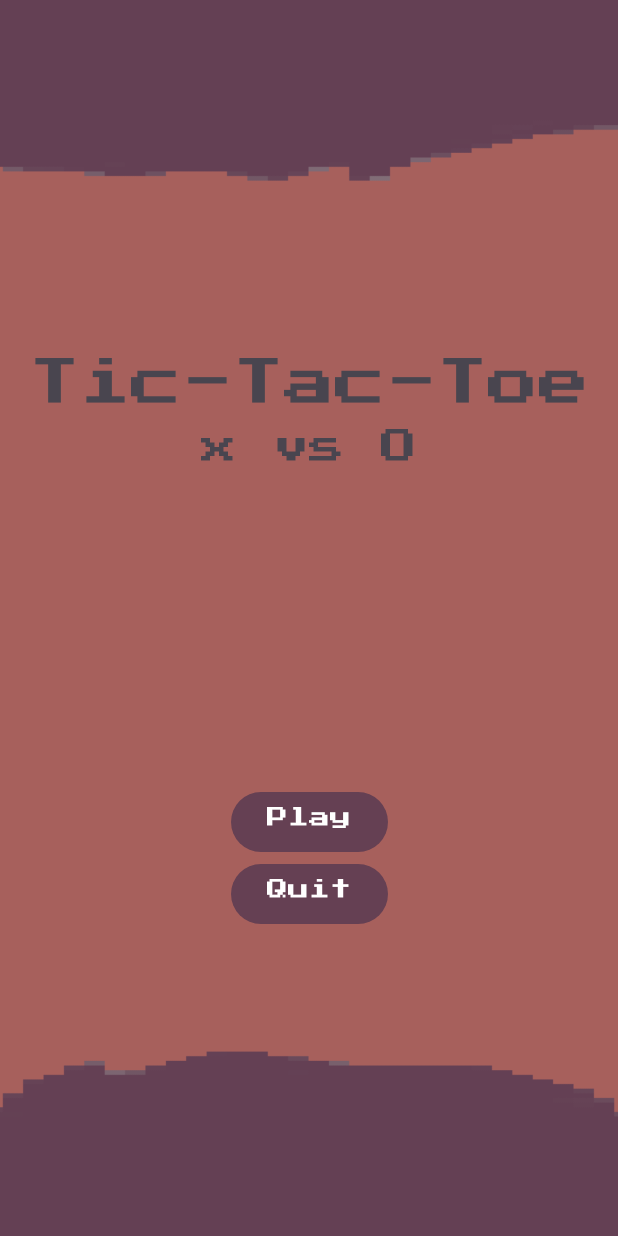
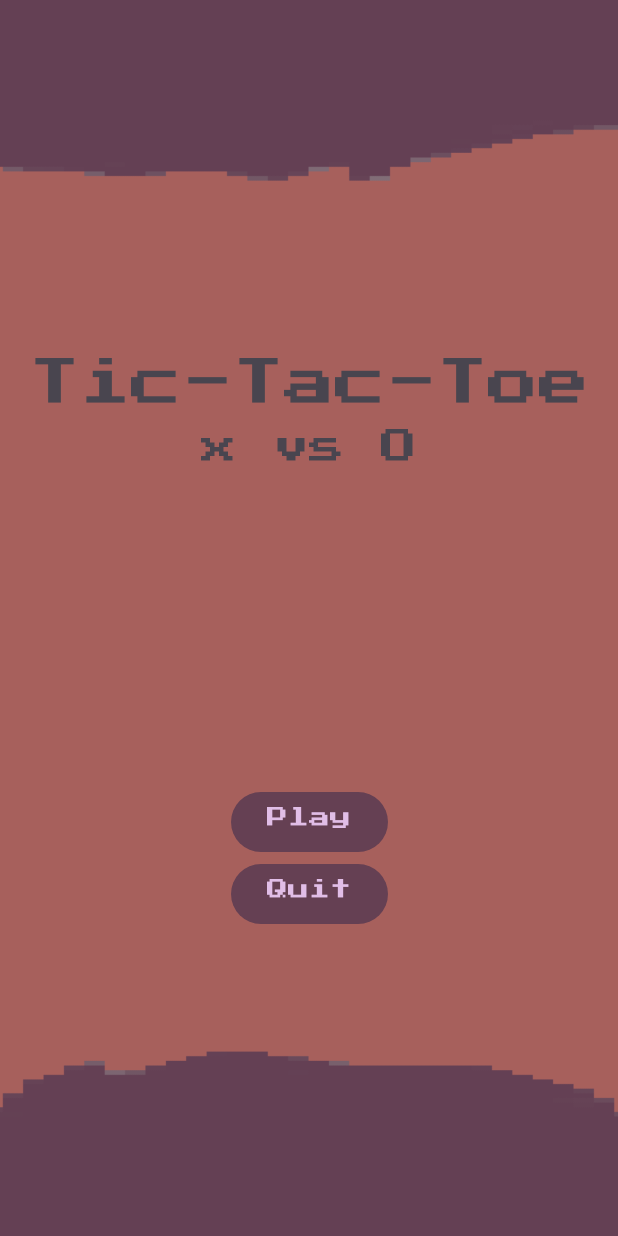
Before and after one commit to Andrew-A-A/Tic_Tac_Toe, an Android app: the screen it shows after launch (MenuActivity), on a phone screen of 412 x 824 dp. Run offline under Robolectric (Android 15) with nearby library versions, the phone set to English and light mode, and no system bars.

Commit message:
Change text color in dark theme

```diff
--- a/app/src/main/java/com/jack/sloto/tictactoe/GameActivity.java
+++ b/app/src/main/java/com/jack/sloto/tictactoe/GameActivity.java
@@ -65,7 +65,6 @@ Game game=new Game();
         }
             builder.setCancelable(false);
             builder.setPositiveButton("Restart", (dialog, which) -> restartGame());
-
             builder.setNegativeButton("No", (dialog, which) -> {
                 binding.cell00.setOnClickListener(null);
                 binding.cell01.setOnClickListener(null);
--- a/app/src/main/res/layout/activity_main.xml
+++ b/app/src/main/res/layout/activity_main.xml
@@ -187,6 +187,7 @@
         app:layout_constraintEnd_toEndOf="parent"
         app:layout_constraintStart_toStartOf="parent"
         app:layout_constraintTop_toBottomOf="@+id/cell_2_1"
-        app:srcCompat="@drawable/baseline_refresh_24" />
+        app:srcCompat="@drawable/baseline_refresh_24"
+        tools:ignore="ImageContrastCheck" />
 
 </androidx.constraintlayout.widget.ConstraintLayout>
--- a/app/src/main/res/layout/activity_menu.xml
+++ b/app/src/main/res/layout/activity_menu.xml
@@ -27,6 +27,7 @@
         android:layout_marginBottom="252dp"
         android:fontFamily="@font/press_start_2p"
         android:text="@string/play"
+        android:textColor="#E1BEE7"
         app:layout_constraintBottom_toBottomOf="parent"
         app:layout_constraintEnd_toEndOf="parent"
         app:layout_constraintStart_toStartOf="parent" />
@@ -37,6 +38,7 @@
         android:layout_height="wrap_content"
         android:fontFamily="@font/press_start_2p"
         android:text="@string/quit"
+        android:textColor="#E1BEE7"
         app:layout_constraintEnd_toEndOf="parent"
         app:layout_constraintStart_toStartOf="parent"
         app:layout_constraintTop_toBottomOf="@+id/play_button" />
--- a/app/src/main/res/values-night/themes.xml
+++ b/app/src/main/res/values-night/themes.xml
@@ -1,5 +1,8 @@
 <resources>
     <!-- Base application theme. -->
+    <style name="AlertDialogCustom" parent="Theme.Material3.DayNight.Dialog.Alert">
+        <item name="android:colorAccent">#E1BEE7</item>
+    </style>
     <style name="Base.Theme.TicTacToe" parent="Theme.Material3.DayNight.NoActionBar">
         <item name="colorPrimary">#654053</item>
         <item name="colorPrimaryDark">#654053</item>
```
